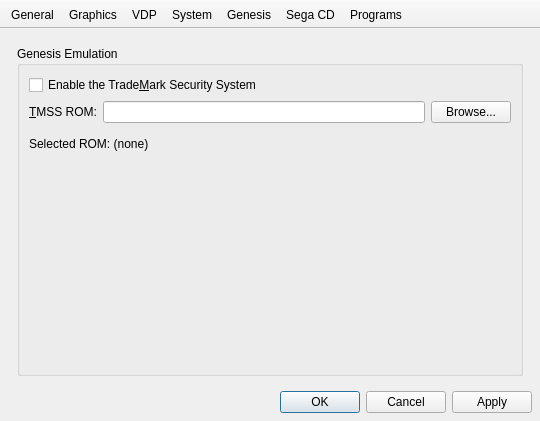
Old version of the form src/gens-qt4/ui/GeneralConfigWindow.ui in the repository GerbilSoft/gens-gs-ii.
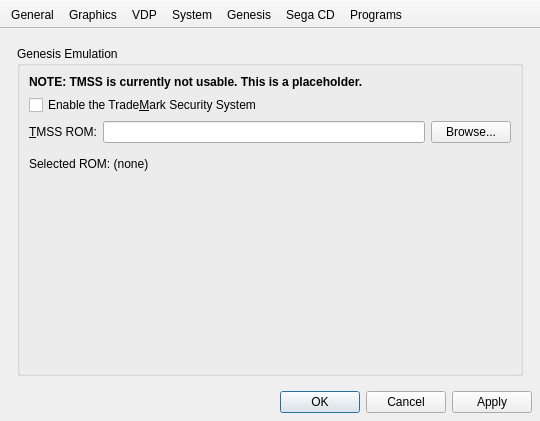
New version of the form. The open tabs and pages were chosen to show the change. Icons and pictures are not drawn. Custom widgets are drawn as their Qt base class.

Commit message:
[libgens] Disable TMSS for now.
Properly enabling TMSS requires more work, e.g. ROM loading and
user configuration, and since TMSS isn't "essential", we'll hold
off on that for now.

GeneralConfigWindow.ui: Add a notice that TMSS is disabled.

```diff
--- a/src/gens-qt4/ui/GeneralConfigWindow.ui
+++ b/src/gens-qt4/ui/GeneralConfigWindow.ui
@@ -716,26 +716,7 @@
            <bool>false</bool>
           </property>
           <layout class="QGridLayout" name="gridGenesis">
-           <item row="1" column="0">
-            <widget class="QLabel" name="lblMDTMSSRom">
-             <property name="text">
-              <string>&amp;TMSS ROM:</string>
-             </property>
-             <property name="textFormat">
-              <enum>Qt::PlainText</enum>
-             </property>
-             <property name="alignment">
-              <set>Qt::AlignRight|Qt::AlignTrailing|Qt::AlignVCenter</set>
-             </property>
-             <property name="buddy">
-              <cstring>txtMDTMSSRom</cstring>
-             </property>
-            </widget>
-           </item>
-           <item row="1" column="1">
-            <widget class="GensLineEdit" name="txtMDTMSSRom"/>
-           </item>
-           <item row="2" column="0" colspan="3">
+           <item row="3" column="0" colspan="3">
             <spacer name="vspcMDTMSSRom">
              <property name="orientation">
               <enum>Qt::Vertical</enum>
@@ -751,7 +732,26 @@
              </property>
             </spacer>
            </item>
-           <item row="3" column="0" colspan="3">
+           <item row="2" column="0">
+            <widget class="QLabel" name="lblMDTMSSRom">
+             <property name="text">
+              <string>&amp;TMSS ROM:</string>
+             </property>
+             <property name="textFormat">
+              <enum>Qt::PlainText</enum>
+             </property>
+             <property name="alignment">
+              <set>Qt::AlignRight|Qt::AlignTrailing|Qt::AlignVCenter</set>
+             </property>
+             <property name="buddy">
+              <cstring>txtMDTMSSRom</cstring>
+             </property>
+            </widget>
+           </item>
+           <item row="2" column="1">
+            <widget class="GensLineEdit" name="txtMDTMSSRom"/>
+           </item>
+           <item row="4" column="0" colspan="3">
             <widget class="QLabel" name="lblMDTMSSSelectedRom">
              <property name="sizePolicy">
               <sizepolicy hsizetype="Expanding" vsizetype="Expanding">
@@ -773,14 +773,14 @@
              </property>
             </widget>
            </item>
-           <item row="1" column="2">
+           <item row="2" column="2">
             <widget class="QPushButton" name="btnMDTMSSRom">
              <property name="text">
               <string>Browse...</string>
              </property>
             </widget>
            </item>
-           <item row="0" column="0" colspan="3">
+           <item row="1" column="0" colspan="3">
             <widget class="QCheckBox" name="chkMDTMSS">
              <property name="toolTip">
               <string>Enables the TradeMark Security System found on Sega Genesis
@@ -795,6 +795,22 @@
              </property>
             </widget>
            </item>
+           <item row="0" column="0" colspan="3">
+            <widget class="QLabel" name="lblTMSSNotFunctional">
+             <property name="font">
+              <font>
+               <weight>75</weight>
+               <bold>true</bold>
+              </font>
+             </property>
+             <property name="text">
+              <string>NOTE: TMSS is currently not usable. This is a placeholder.</string>
+             </property>
+             <property name="textFormat">
+              <enum>Qt::PlainText</enum>
+             </property>
+            </widget>
+           </item>
           </layout>
          </widget>
         </item>
```
The commit also changes 1 other file.
